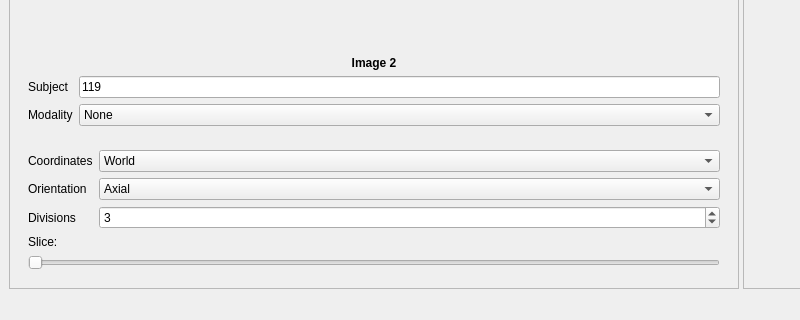
Above: braviz/interaction/qt_guis/check_reg.ui from diego0020/braviz-app before the change; both pictures show x 0 to 800 and y 447 to 767 of the 1122 by 767 pixel window. Below: the same form after it.
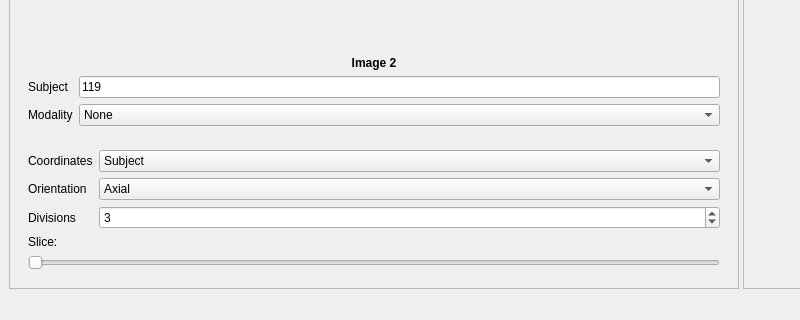
That is the form after the change.

Commit message:
- Changed "world" to "subject", closes #92
- handle selected structures when switching the structures tree from/to dominant/nonDominant

What changed in the file:
```diff
--- a/braviz/interaction/qt_guis/check_reg.ui
+++ b/braviz/interaction/qt_guis/check_reg.ui
@@ -235,7 +235,7 @@
             <widget class="QComboBox" name="coords_combo">
              <item>
               <property name="text">
-               <string>World</string>
+               <string>Subject</string>
               </property>
              </item>
              <item>
```
Left out of the diff: 2 changed lines with no effect on the pictures. The commit also changes 45 other files.
